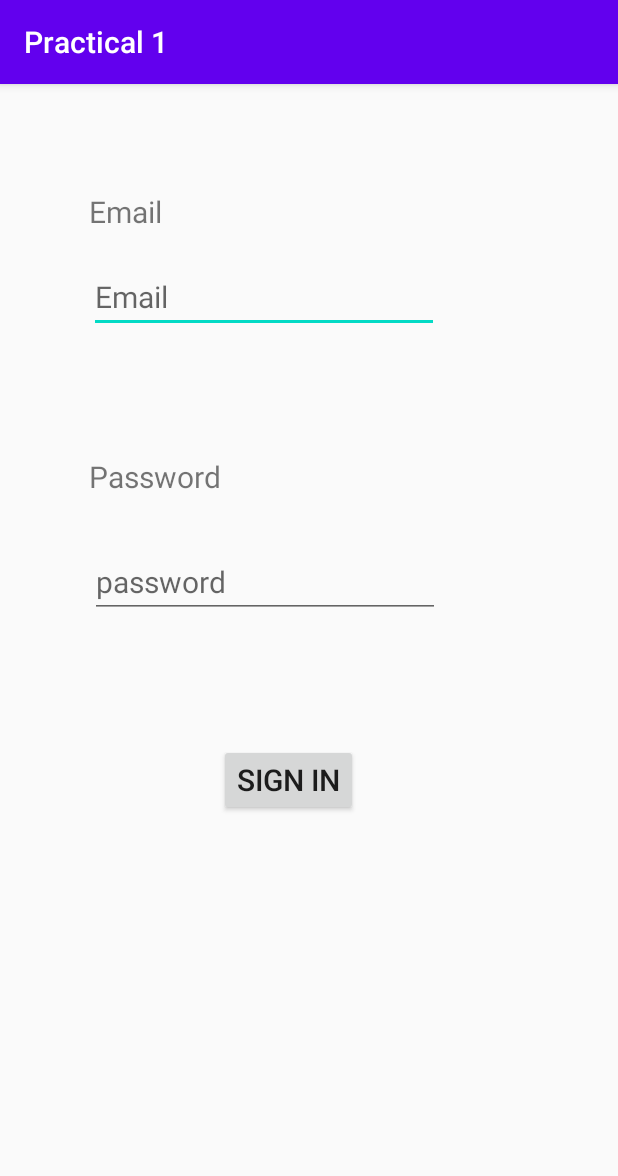
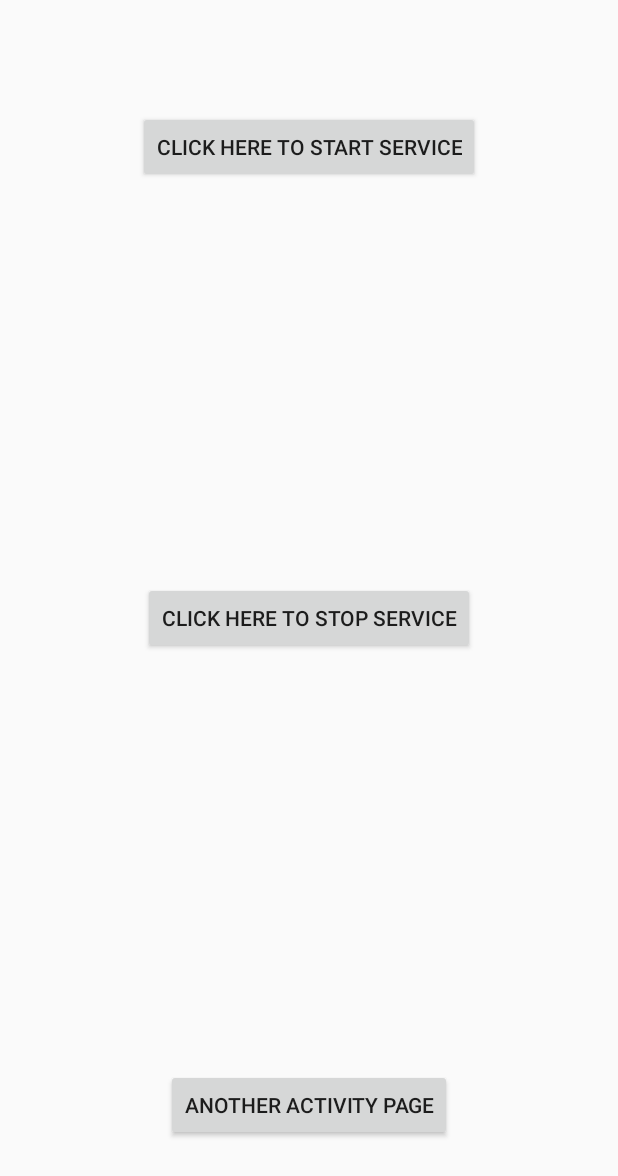
Before and after one commit to crony10/MAD_lab_tasks, an Android app: the screen it shows after launch (MainActivity), on a phone screen of 412 x 824 dp. Shown: the top 1176 px of the screen. Run offline under Robolectric (Android 15) with nearby library versions, the phone set to English and light mode, and no system bars.

Commit message:
practical 6

```diff
--- a/sem 6/mad/lab/practicals/practical1/app/src/main/AndroidManifest.xml
+++ b/sem 6/mad/lab/practicals/practical1/app/src/main/AndroidManifest.xml
@@ -10,7 +10,7 @@
         android:supportsRtl="true"
         android:theme="@style/Theme.Practical1">
         <activity
-            android:name=".HomeActivity"
+            android:name=".AnotherActivity"
             android:exported="true" />
         <activity
             android:name=".MainActivity"
@@ -21,6 +21,7 @@
                 <category android:name="android.intent.category.LAUNCHER" />
             </intent-filter>
         </activity>
+        <service android:name=".MyService"/>
     </application>
 
 </manifest>
--- a/sem 6/mad/lab/practicals/practical1/app/src/main/java/com/example/practical1/HomeActivity.java
+++ b/sem 6/mad/lab/practicals/practical1/app/src/main/java/com/example/practical1/AnotherActivity.java
@@ -3,7 +3,7 @@ package com.example.practical1;
 import android.support.v7.app.AppCompatActivity;
 import android.os.Bundle;
 
-public class HomeActivity extends AppCompatActivity {
+public class AnotherActivity extends AppCompatActivity {
 
     @Override
     protected void onCreate(Bundle savedInstanceState) {
--- a/sem 6/mad/lab/practicals/practical1/app/src/main/java/com/example/practical1/MainActivity.java
+++ b/sem 6/mad/lab/practicals/practical1/app/src/main/java/com/example/practical1/MainActivity.java
@@ -1,5 +1,6 @@
 package com.example.practical1;
 
+import android.app.Activity;
 import android.content.Intent;
 import android.nfc.Tag;
 import android.support.v7.app.AppCompatActivity;
@@ -11,38 +12,32 @@ import android.widget.EditText;
 import android.widget.TextView;
 import android.widget.Toast;
 
-public class MainActivity extends AppCompatActivity {
-
-    public static String TAG = "mainActivity";
-    Button mySignInbtn;
-    TextView emailText;
-    EditText passwordText;
+public class MainActivity extends Activity implements View.OnClickListener {
+    Button buttonStart, buttonStop,buttonNext;
     @Override
     protected void onCreate(Bundle savedInstanceState) {
         super.onCreate(savedInstanceState);
         setContentView(R.layout.activity_main);
 
-//        mybtn = new Button(this);
-        mySignInbtn = findViewById(R.id.button);
-        emailText = (EditText)findViewById(R.id.editTextTextEmailAddress);
-        passwordText = findViewById(R.id.editTextTextPassword);
+        buttonStart = findViewById(R.id.buttonStart);
+        buttonStop = findViewById(R.id.buttonStop);
+        buttonNext =  findViewById(R.id.buttonNext);
 
-        mySignInbtn.setOnClickListener(new View.OnClickListener(){
-            public void onClick(View view)
-            {
-                Log.v(TAG,"Button clicked");
-                String email = emailText.getText().toString();
-                String password = passwordText.getText().toString();
-                if(email.equals("user@gmail.com") && password.equals("user")){
-                    Log.v(TAG,"validated");
-                    Intent intent = new Intent(MainActivity.this,HomeActivity.class);
-                    startActivity(intent);
-                }
-                else{
-                    Toast.makeText(MainActivity.this, "invalid", Toast.LENGTH_SHORT).show();
-                }
-                //adding a temp check
-            }
-        });
+        buttonStart.setOnClickListener(this);
+        buttonStop.setOnClickListener(this);
+        buttonNext.setOnClickListener(this);
     }
+    public void onClick(View view) {
+        if (view == buttonStart) {
+            //starting service
+            startService(new Intent(this, MyService.class));
+        }if (view == buttonStop) {
+            //stopping service
+            stopService(new Intent(this, MyService.class));
+        }else if (view==buttonNext){
+            Intent intent=new Intent(this,AnotherActivity.class);
+            startActivity(intent);
+        }
+    }
+
 }
--- /dev/null
+++ b/sem 6/mad/lab/practicals/practical1/app/src/main/java/com/example/practical1/MyService.java
@@ -0,0 +1,44 @@
+package com.example.practical1;
+
+import android.app.Service;
+import android.content.Intent;
+import android.media.MediaPlayer;
+import android.os.IBinder;
+import android.provider.Settings;
+import android.support.annotation.Nullable;
+import android.widget.Toast;
+
+public class MyService extends Service {
+
+    MediaPlayer myPlayer;
+    @Nullable
+    @Override
+    public IBinder onBind(Intent intent) {
+        return null;
+    }
+
+    @Override
+    public int onStartCommand(Intent intent,int flags, int startId){
+        //getting systems default ringtone
+        myPlayer = MediaPlayer.create(this,
+                Settings.System.DEFAULT_RINGTONE_URI);
+        Toast.makeText(this, "Ringtone playing", Toast.LENGTH_LONG).show();
+
+        //setting loop play to true
+        //this will make the ringtone continuously playing
+        myPlayer.setLooping(false);
+
+        //staring the player
+        myPlayer.start();
+        //we have some options for service
+        //start sticky means service will be explicitly started and stopped
+        return START_STICKY;
+    }
+
+
+    @Override
+    public void onDestroy(){
+        Toast.makeText(this,"Ringtone stopped",Toast.LENGTH_LONG).show();
+        myPlayer.stop();
+    }
+}
--- a/sem 6/mad/lab/practicals/practical1/app/src/main/res/layout/activity_home.xml
+++ b/sem 6/mad/lab/practicals/practical1/app/src/main/res/layout/activity_home.xml
@@ -4,7 +4,7 @@
     xmlns:tools="http://schemas.android.com/tools"
     android:layout_width="match_parent"
     android:layout_height="match_parent"
-    tools:context=".HomeActivity">
+    tools:context=".AnotherActivity">
 
     <TextView
         android:id="@+id/textView3"
--- a/sem 6/mad/lab/practicals/practical1/app/src/main/res/layout/activity_main.xml
+++ b/sem 6/mad/lab/practicals/practical1/app/src/main/res/layout/activity_main.xml
@@ -1,87 +1,36 @@
 <?xml version="1.0" encoding="utf-8"?>
-<android.support.constraint.ConstraintLayout xmlns:android="http://schemas.android.com/apk/res/android"
+<RelativeLayout
+    xmlns:android="http://schemas.android.com/apk/res/android"
     xmlns:app="http://schemas.android.com/apk/res-auto"
     xmlns:tools="http://schemas.android.com/tools"
     android:layout_width="match_parent"
     android:layout_height="match_parent"
     tools:context=".MainActivity">
 
-    <TextView
-        android:id="@+id/textView"
+
+    <Button
+        android:id="@+id/buttonStart"
         android:layout_width="wrap_content"
         android:layout_height="wrap_content"
-        android:text="Email"
-        android:textSize="20sp"
-        app:layout_constraintBottom_toBottomOf="parent"
-        app:layout_constraintEnd_toEndOf="parent"
-        app:layout_constraintHorizontal_bias="0.163"
-        app:layout_constraintStart_toStartOf="parent"
-        app:layout_constraintTop_toTopOf="parent"
-        app:layout_constraintVertical_bias="0.096" />
+        android:layout_alignParentTop="true"
+        android:layout_centerHorizontal="true"
+        android:layout_marginTop="74dp"
+        android:text="Click Here To Start Service" />
 
-    <EditText
-        android:id="@+id/editTextTextEmailAddress"
+    <Button
+        android:id="@+id/buttonStop"
         android:layout_width="wrap_content"
         android:layout_height="wrap_content"
-        android:ems="10"
-        android:hint="Email"
-        android:inputType="textEmailAddress"
-        android:textSize="20sp"
-        app:layout_constraintBottom_toBottomOf="parent"
-        app:layout_constraintEnd_toEndOf="parent"
-        app:layout_constraintHorizontal_bias="0.333"
-        app:layout_constraintStart_toStartOf="parent"
-        app:layout_constraintTop_toTopOf="parent"
-        app:layout_constraintVertical_bias="0.164" />
+        android:layout_centerHorizontal="true"
+        android:layout_centerVertical="true"
+        android:text="Click Here To Stop Service" />
 
-    <TextView
-        android:id="@+id/textView2"
+    <Button
+        android:id="@+id/buttonNext"
         android:layout_width="wrap_content"
         android:layout_height="wrap_content"
-        android:layout_marginStart="67dp"
-        android:layout_marginTop="248dp"
-        android:layout_marginEnd="286dp"
-        android:layout_marginBottom="464dp"
-        android:text="Password"
-        android:textSize="20sp"
-        app:layout_constraintBottom_toBottomOf="parent"
-        app:layout_constraintEnd_toEndOf="parent"
-        app:layout_constraintHorizontal_bias="0.29"
-        app:layout_constraintStart_toStartOf="parent"
-        app:layout_constraintTop_toTopOf="parent"
-        app:layout_constraintVertical_bias="0.0" />
-
-    <EditText
-        android:id="@+id/editTextTextPassword"
-        android:layout_width="wrap_content"
-        android:layout_height="wrap_content"
-        android:layout_marginStart="67dp"
-        android:layout_marginTop="308dp"
-        android:layout_marginEnd="134dp"
-        android:layout_marginBottom="378dp"
-        android:ems="10"
-        android:hint="password"
-        android:inputType="textPassword"
-        android:textSize="20sp"
-        app:layout_constraintBottom_toBottomOf="parent"
-        app:layout_constraintEnd_toEndOf="parent"
-        app:layout_constraintHorizontal_bias="0.346"
-        app:layout_constraintStart_toStartOf="parent"
-        app:layout_constraintTop_toTopOf="parent"
-        app:layout_constraintVertical_bias="0.0" />
-
-    <Button
-        android:id="@+id/button"
-        android:layout_width="wrap_content"
-        android:layout_height="wrap_content"
-        android:layout_marginStart="148dp"
-        android:layout_marginTop="421dp"
-        android:layout_marginEnd="175dp"
-        android:layout_marginBottom="262dp"
-        android:text="sign in"
-        android:textSize="20sp"
-        app:layout_constraintBottom_toBottomOf="parent"
-        app:layout_constraintEnd_toEndOf="parent"
-        app:layout_constraintStart_toStartOf="parent"
-        app:layout_constraintTop_toTopOf="parent" />
-</android.support.constraint.ConstraintLayout>
+        android:layout_alignParentBottom="true"
+        android:layout_centerHorizontal="true"
+        android:layout_marginBottom="63dp"
+        android:text="Another Activity Page" />
+</RelativeLayout>
```
